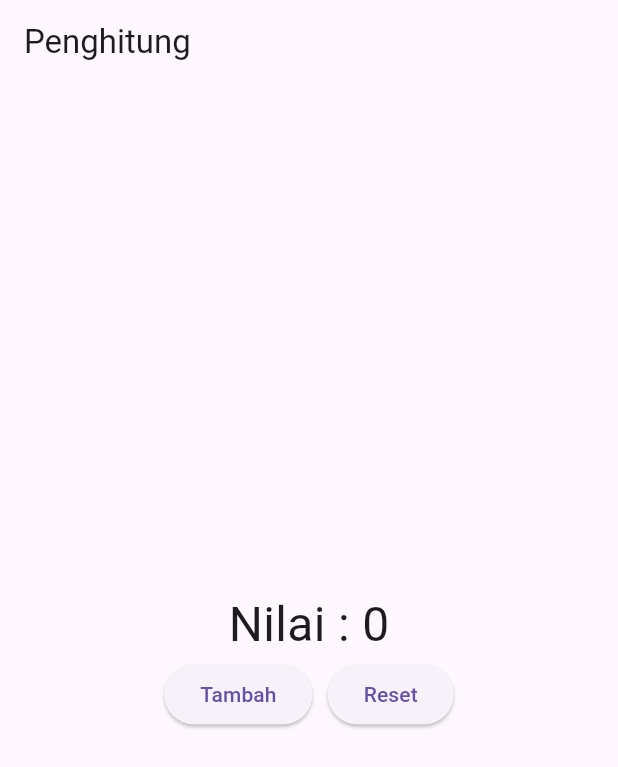
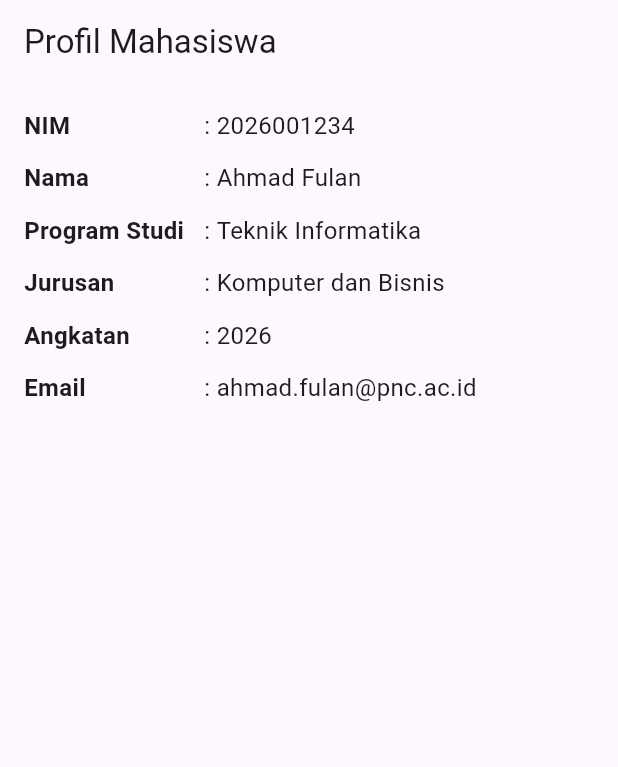
Before and after one commit to aryawp0203/flutter_pmo_2026, a Flutter app: the screen it shows after launch, on a phone screen of 412 x 824 dp. Shown: the top 767 px of the screen. Run offline on Flutter 3.47's test engine with Material 3 defaults, Android fonts, the phone set to English and light mode, and no system bars.

Commit message:
Tugas dan Latihan

```diff
--- a/lib/main.dart
+++ b/lib/main.dart
@@ -1,7 +1,5 @@
 import 'package:flutter/material.dart';
-import 'package:flutter_pmo_2026/column_widget.dart';
-import 'package:flutter_pmo_2026/counter.dart';
-import 'package:flutter_pmo_2026/row_widget.dart';
+import 'package:flutter_pmo_2026/profil_widget.dart';
 
 void main() {
   runApp(const MainApp());
@@ -14,13 +12,7 @@ class MainApp extends StatelessWidget {
   Widget build(BuildContext context) {
     return MaterialApp(
       title: 'Aplikasi Flutter Pertama',
-      // home: Column(
-      //   children: const [
-      //     Expanded(child: ColumnWidget()),
-      //     Expanded(child: RowWidget()),
-      //   ]
-      // ),
-      home: const Counter(),
+      home: const ProfilWidget(),
     );
   }
 }
--- /dev/null
+++ b/lib/profil_widget.dart
@@ -0,0 +1,148 @@
+import 'package:flutter/material.dart';
+
+class ProfilWidget extends StatelessWidget {
+  const ProfilWidget({super.key});
+
+  @override
+  Widget build(BuildContext context) {
+    return Scaffold(
+      appBar: AppBar(
+        title: const Text('Profil Mahasiswa'),
+      ),
+      body: Padding(
+        padding: const EdgeInsets.all(16.0),
+        child: Column(
+          mainAxisAlignment: MainAxisAlignment.start,
+          crossAxisAlignment: CrossAxisAlignment.start,
+          children: [
+            Row(
+              mainAxisAlignment: MainAxisAlignment.start,
+              crossAxisAlignment: CrossAxisAlignment.center,
+              children: const [
+                SizedBox(
+                  width: 120,
+                  child: Text(
+                    'NIM',
+                    style: TextStyle(fontWeight: FontWeight.bold, fontSize: 16),
+                  ),
+                ),
+                Text(': ', style: TextStyle(fontSize: 16)),
+                Expanded(
+                  child: Text(
+                    '2026001234',
+                    style: TextStyle(fontSize: 16),
+                  ),
+                ),
+              ],
+            ),
+            const SizedBox(height: 12),
+            Row(
+              mainAxisAlignment: MainAxisAlignment.start,
+              crossAxisAlignment: CrossAxisAlignment.center,
+              children: const [
+                SizedBox(
+                  width: 120,
+                  child: Text(
+                    'Nama',
+                    style: TextStyle(fontWeight: FontWeight.bold, fontSize: 16),
+                  ),
+                ),
+                Text(': ', style: TextStyle(fontSize: 16)),
+                Expanded(
+                  child: Text(
+                    'Ahmad Fulan',
+                    style: TextStyle(fontSize: 16),
+                  ),
+                ),
+              ],
+            ),
+            const SizedBox(height: 12),
+            Row(
+              mainAxisAlignment: MainAxisAlignment.start,
+              crossAxisAlignment: CrossAxisAlignment.center,
+              children: const [
+                SizedBox(
+                  width: 120,
+                  child: Text(
+                    'Program Studi',
+                    style: TextStyle(fontWeight: FontWeight.bold, fontSize: 16),
+                  ),
+                ),
+                Text(': ', style: TextStyle(fontSize: 16)),
+                Expanded(
+                  child: Text(
+                    'Teknik Informatika',
+                    style: TextStyle(fontSize: 16),
+                  ),
+                ),
+              ],
+            ),
+            const SizedBox(height: 12),
+            Row(
+              mainAxisAlignment: MainAxisAlignment.start,
+              crossAxisAlignment: CrossAxisAlignment.center,
+              children: const [
+                SizedBox(
+                  width: 120,
+                  child: Text(
+                    'Jurusan',
+                    style: TextStyle(fontWeight: FontWeight.bold, fontSize: 16),
+                  ),
+                ),
+                Text(': ', style: TextStyle(fontSize: 16)),
+                Expanded(
+                  child: Text(
+                    'Komputer dan Bisnis',
+                    style: TextStyle(fontSize: 16),
+                  ),
+                ),
+              ],
+            ),
+            const SizedBox(height: 12),
+            Row(
+              mainAxisAlignment: MainAxisAlignment.start,
+              crossAxisAlignment: CrossAxisAlignment.center,
+              children: const [
+                SizedBox(
+                  width: 120,
+                  child: Text(
+                    'Angkatan',
+                    style: TextStyle(fontWeight: FontWeight.bold, fontSize: 16),
+                  ),
+                ),
+                Text(': ', style: TextStyle(fontSize: 16)),
+                Expanded(
+                  child: Text(
+                    '2026',
+                    style: TextStyle(fontSize: 16),
+                  ),
+                ),
+              ],
+            ),
+            const SizedBox(height: 12),
+            Row(
+              mainAxisAlignment: MainAxisAlignment.start,
+              crossAxisAlignment: CrossAxisAlignment.center,
+              children: const [
+                SizedBox(
+                  width: 120,
+                  child: Text(
+                    'Email',
+                    style: TextStyle(fontWeight: FontWeight.bold, fontSize: 16),
+                  ),
+                ),
+                Text(': ', style: TextStyle(fontSize: 16)),
+                Expanded(
+                  child: Text(
+                    'ahmad.fulan@pnc.ac.id',
+                    style: TextStyle(fontSize: 16),
+                  ),
+                ),
+              ],
+            ),
+          ],
+        ),
+      ),
+    );
+  }
+}
```
